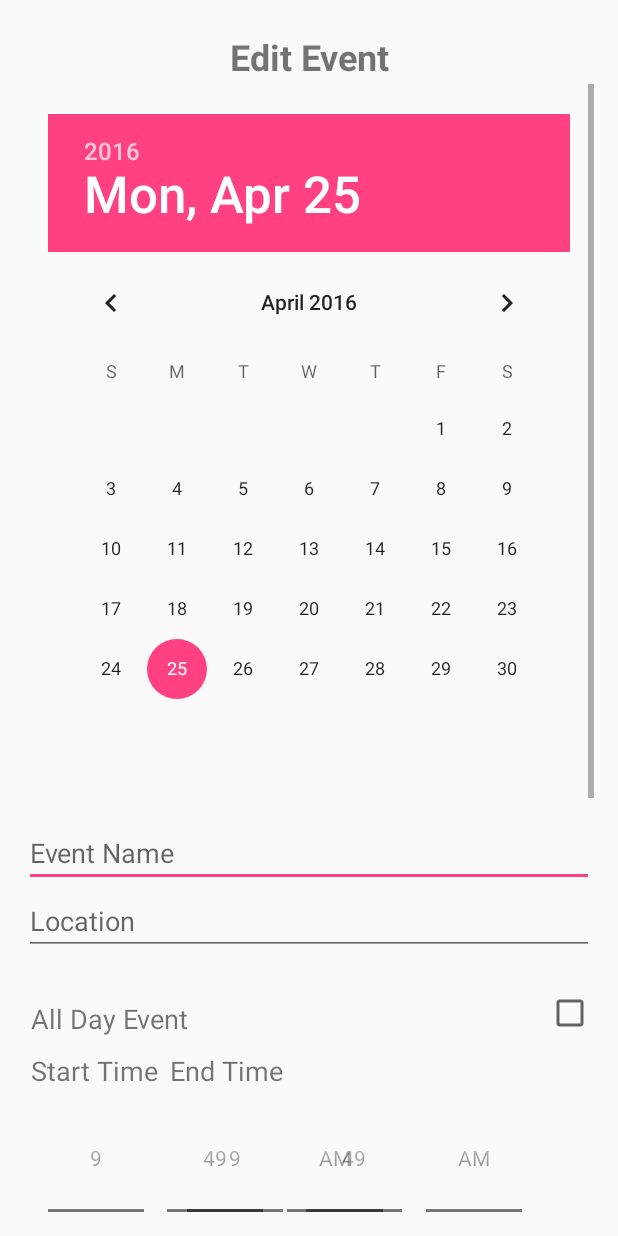
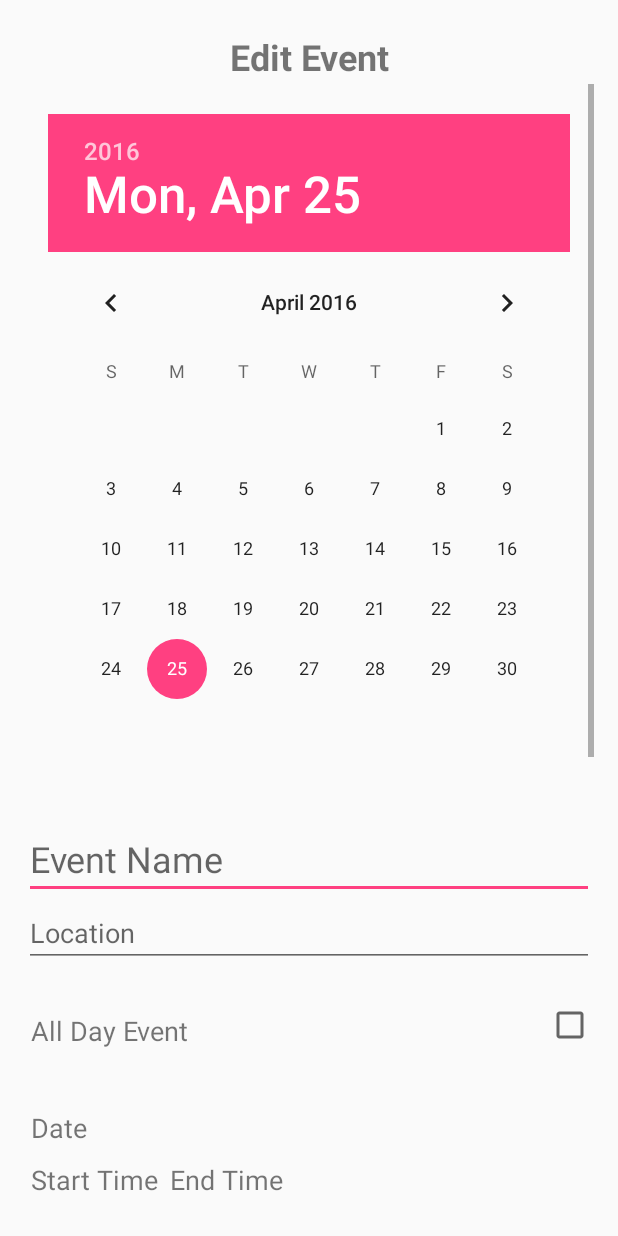
Before and after one commit to peggysoh/PersonalCalendar, an Android app: the layout activity_edit_event.xml on its own in the app's theme, with its tools: preview values and no code run, on a phone screen of 412 x 824 dp. Run offline under Robolectric (Android 15) with nearby library versions, the phone set to English and light mode, and no system bars.

Commit message:
Updated edit event view

```diff
--- a/app/src/main/res/layout/activity_edit_event.xml
+++ b/app/src/main/res/layout/activity_edit_event.xml
@@ -41,7 +41,8 @@
                 android:layout_gravity="center_horizontal"
                 android:layout_below="@+id/datePicker"
                 android:hint="Event Name"
-                android:textColor="@color/hint_foreground_material_light" />
+                android:textColor="@color/hint_foreground_material_light"
+                android:textSize="24dp" />
 
             <EditText
                 android:layout_width="match_parent"
@@ -85,7 +86,7 @@
                 android:textSize="18dp"
                 android:typeface="sans"
                 android:layout_gravity="right"
-                android:layout_below="@+id/allDayText"
+                android:layout_below="@+id/date"
                 android:layout_alignParentStart="true" />
 
             <TextView
@@ -95,8 +96,20 @@
                 android:text=" End Time"
                 android:textSize="18dp"
                 android:typeface="sans"
+                android:layout_below="@+id/date"
+                android:layout_alignStart="@+id/timePicker_end" />
+
+            <TextView
+                android:layout_width="200dp"
+                android:layout_height="wrap_content"
+                android:id="@+id/date"
                 android:layout_below="@+id/allDayText"
-                android:layout_alignStart="@+id/timePicker_end" />
+                android:text=" Date"
+                android:textSize="18dp"
+                android:typeface="sans"
+                android:layout_marginTop="30dp"
+                android:layout_marginBottom="10dp"
+                android:layout_alignParentStart="true" />
 
             <EditText
                 android:layout_width="match_parent"
```
Also changed, not shown: app/src/main/java/com/sealteamsix/personalcalendar/EditEvent.java (+28 -20 lines).
